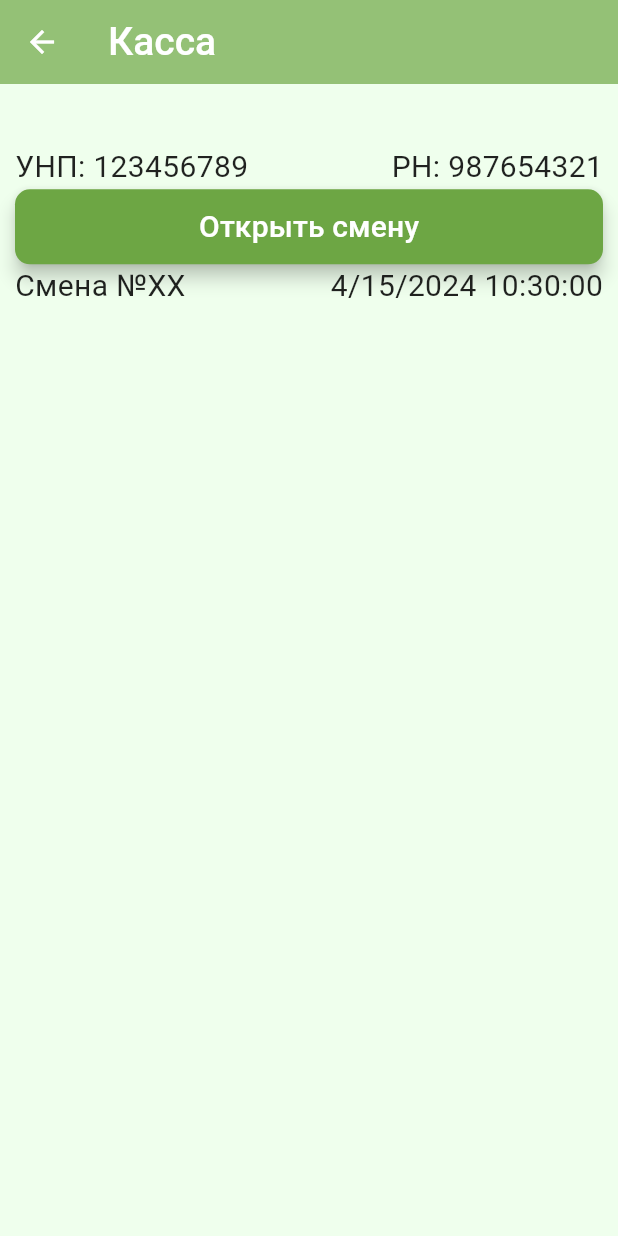
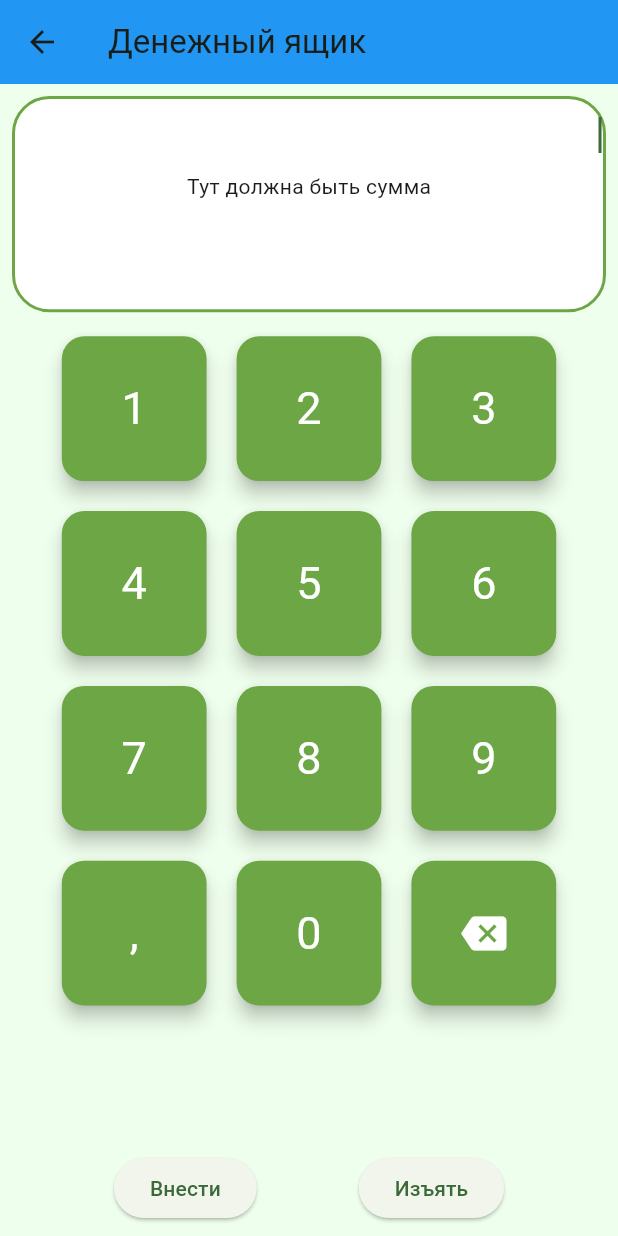
Before and after one commit to NikitaEremin/chek_experiments, a Flutter app: the CashBoxScreen screen opened by its route, on a phone screen of 412 x 824 dp. Run offline on Flutter 3.47's test engine with Material 3 defaults, Android fonts, the phone set to English and light mode, and no system bars; Roboto replaces fonts that are missing (Iskra).

Commit message:
rename cashbox to cash_register add cashbox screen

```diff
--- a/lib/router/routes.dart
+++ b/lib/router/routes.dart
@@ -1,4 +1,5 @@
 import 'package:chek_experiments/ui/screens/auth_screen.dart';
+import 'package:chek_experiments/ui/screens/cash_register_screen.dart';
 import 'package:chek_experiments/ui/screens/cashbox_screen.dart';
 import 'package:chek_experiments/ui/screens/home_screen(bottom_nav).dart';
 import 'package:chek_experiments/ui/screens/menu_screen.dart';
@@ -8,8 +9,9 @@ import 'package:flutter/material.dart';
 final routes = <String, WidgetBuilder>{
   '/auth_screen': (BuildContext context) => const AuthScreen(),
   '/menu_screen': (BuildContext context) => const MenuScreen(),
-  '/cashbox_screen': (BuildContext context) => CashBoxScreen(),
+  '/cash_register_screen': (BuildContext context) => CashRegisterScreen(),
   '/splash_screen': (BuildContext context) => const SplashScreen(),
   '/home_screen': (BuildContext context) => const HomeScreen(),
   '/menu_screen(botton_nav)': (BuildContext context) => const HomeScreen(),
+  '/cashbox_screen': (BuildContext context) => const CashBoxScreen(),
 };
--- a/lib/ui/screens/cashbox_screen.dart
+++ b/lib/ui/screens/cashbox_screen.dart
@@ -1,102 +1,117 @@
+import 'package:flutter/material.dart';
+import 'package:flutter/services.dart';
 
-import 'package:intl/intl.dart';
-import 'package:chek_experiments/ui/theme/text_styles.dart';
-import 'package:flutter/material.dart';
-
-import '../constants.dart';
 import '../theme/colors.dart';
 
 class CashBoxScreen extends StatefulWidget {
-  CashBoxScreen({super.key});
+  const CashBoxScreen({super.key});
 
   @override
   State<CashBoxScreen> createState() => _CashBoxScreenState();
 }
 
 class _CashBoxScreenState extends State<CashBoxScreen> {
-  bool _isLoading = false;
+  TextEditingController sumController = TextEditingController();
 
-  @override
-  void initState() {
-    super.initState();
-    Future.delayed(const Duration(seconds: 1), () {
+  onButtonPress(int index) {
     setState(() {
-        _isLoading = true;
+      if (index == 9) {
+        sumController.text += ',';
+      } else if (index == 10) {
+        sumController.text += '0';
+      } else if (index == 11) {
+        if (sumController.text.isNotEmpty) {
+          sumController.text =
+              sumController.text.substring(0, sumController.text.length - 1);
+        } else {
+          return;
+        }
+      } else {
+        sumController.text += (index + 1).toString();
+      }
     });
-    });
+  }
+
+  Widget _buildButton(Widget child, int index) {
+    return FilledButton(
+      style: ButtonStyle(
+          backgroundColor: MaterialStateProperty.all(AppColors.mediumGreen),
+          elevation: MaterialStateProperty.all(5),
+          shape: MaterialStateProperty.all(
+              RoundedRectangleBorder(borderRadius: BorderRadius.circular(15))),
+          iconSize: MaterialStateProperty.all(30),
+          textStyle: MaterialStateProperty.all(TextStyle(fontSize: 30))),
+      onPressed: () => onButtonPress(index),
+      child: child,
+    );
   }
 
   @override
   Widget build(BuildContext context) {
     return Scaffold(
-      appBar: AppBar(
-
-        iconTheme: const IconThemeData(color: Colors.white),
-        backgroundColor: AppColors.mediumGreen.withOpacity(0.7),
-        title: const Text(
-          'Касса',
-          style: AppTextStyles.headerText,
+      appBar: AppBar(backgroundColor: Colors.blue, title: Text("Денежный ящик"),),
+      body: Padding(
+        padding: EdgeInsets.all(8.0),
+        child: Column(
+          children: [
+            Container(
+              width: double.infinity,
+              height: MediaQuery.of(context).size.width * 0.35,
+              decoration: BoxDecoration(
+                  border: Border.all(color: AppColors.mediumGreen, width: 2.0),
+                  borderRadius: BorderRadius.circular(25),
+                  color: Colors.white),
+              child: Column(
+                children: [
+                  TextField(
+                    // inputFormatters: [
+                    //   FilteringTextInputFormatter.allow(
+                    //       RegExp(r'^\d*\.?\d{0,2}$')),
+                    // ],
+                    textAlign: TextAlign.right,
+                    // enableInteractiveSelection: false,
+                    autofocus: true,
+                    decoration: const InputDecoration(
+                      border: InputBorder.none,
+                    ),
+                    // showCursor: false,
+                    // keyboardType: TextInputType.none,
+                    controller: sumController,
+                  ),
+                  Text('Тут должна быть сумма'),
+                ],
               ),
             ),
-      body: Center(
-        child: _isLoading
-            ? buildCashBoxScreen()
-            : const CircularProgressIndicator(),
+            Expanded(
+              child: Container(
+                width: MediaQuery.of(context).size.width * 0.8,
+                padding: EdgeInsets.symmetric(vertical: 16),
+                child: GridView.count(
+                    mainAxisSpacing: 20,
+                    crossAxisSpacing: 20,
+                    crossAxisCount: 3,
+                    children: [
+                      ...List.generate(
+                        9,
+                        (index) =>
+                            _buildButton(Text((index + 1).toString()), index),
                       ),
-    );
-  }
-
-  buildCashBoxScreen() {
-    return Padding(
-      padding: const EdgeInsets.symmetric(horizontal: 10),
-      child: Column(
-        children: [
-          SizedBox(
-            height: MediaQuery.of(context).size.height * 0.05,
-          ),
-          const Row(
-            mainAxisAlignment: MainAxisAlignment.spaceBetween,
-            children: [
-              Text(
-                'УНП: ${Constants.unp}',
-                style: AppTextStyles.menuText,
-              ),
-              Text(
-                'РН: ${Constants.cashboxNumber}',
-                style: AppTextStyles.menuText,
-              ),
-            ],
-          ),
-          FilledButton(
-            style: ButtonStyle(
-              minimumSize:
-                  MaterialStateProperty.all(Size(double.maxFinite, 50)),
-              backgroundColor: MaterialStateProperty.all(AppColors.mediumGreen),
-              shape: MaterialStateProperty.all(RoundedRectangleBorder(
-                  borderRadius: BorderRadius.circular(10))),
-              elevation: MaterialStateProperty.all<double>(5),
-            ),
-            onPressed: () {},
-            child: const Text(
-              'Открыть смену', style: TextStyle(fontSize: 20, color: Colors.white),
+                      _buildButton(Text(','), 9),
+                      _buildButton(Text('0'), 10),
+                      _buildButton(Icon(Icons.backspace), 11),
+                    ]),
               ),
             ),
             Row(
-            mainAxisAlignment: MainAxisAlignment.spaceBetween,
+              mainAxisAlignment: MainAxisAlignment.spaceEvenly,
               children: [
-              const Text(
-                'Смена №ХХ',
-                style: AppTextStyles.menuText,
-              ),
-
-              Text(
-                '${DateFormat.yMd().format(DateTime.now())} ${DateFormat.Hms().format(DateTime.now())}',
-                style: AppTextStyles.menuText,
-              ),
+                ElevatedButton(onPressed: (){}, child: Text('Внести')),
+                ElevatedButton(onPressed: (){}, child: Text('Изъять')),
               ],
             )
           ],
         ),
+      ),
     );
   }
 }
--- a/lib/ui/screens/home_screen(bottom_nav).dart
+++ b/lib/ui/screens/home_screen(bottom_nav).dart
@@ -1,5 +1,5 @@
 
-import 'package:chek_experiments/ui/screens/cashbox_screen.dart';
+import 'package:chek_experiments/ui/screens/cash_register_screen.dart';
 import 'package:chek_experiments/ui/screens/reports_screen.dart';
 import 'package:chek_experiments/ui/screens/sell_screen.dart';
 import 'package:chek_experiments/ui/screens/settings_screen.dart';
@@ -16,7 +16,7 @@ class HomeScreen extends StatefulWidget {
 class _HomeScreenState extends State<HomeScreen> {
   int _selectedPageIndex = 0;
   final List<Widget> _pages = [
-    CashBoxScreen(),
+    CashRegisterScreen(),
     SellScreen(),
     ReportsScreen(),
     SettingsScreen(),
--- a/pubspec.yaml
+++ b/pubspec.yaml
@@ -32,10 +32,13 @@ dependencies:
     sdk: flutter
 
 
+
   # The following adds the Cupertino Icons font to your application.
   # Use with the CupertinoIcons class for iOS style icons.
   cupertino_icons: ^1.0.6
   intl: ^0.19.0
+  path_provider: ^2.1.3
+  permission_handler: ^11.3.1
 
 dev_dependencies:
   flutter_test:
```
Also changed, not shown: lib/main(default).dart (+60 -66 lines), lib/ui/screens/cash_register_screen.dart (added, +118 -0 lines), pubspec.lock, 4 other files. Lines whose indentation alone changed are shown as unchanged.
